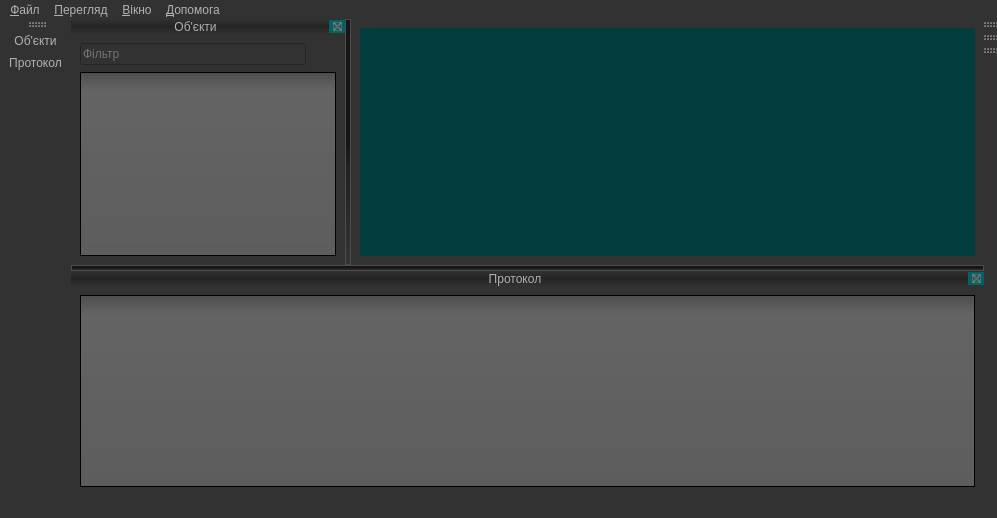
OleksandrKozachuk/DataAnalysis, file app/resources/designerUifiles/mainViewUI.ui: the form before one commit.
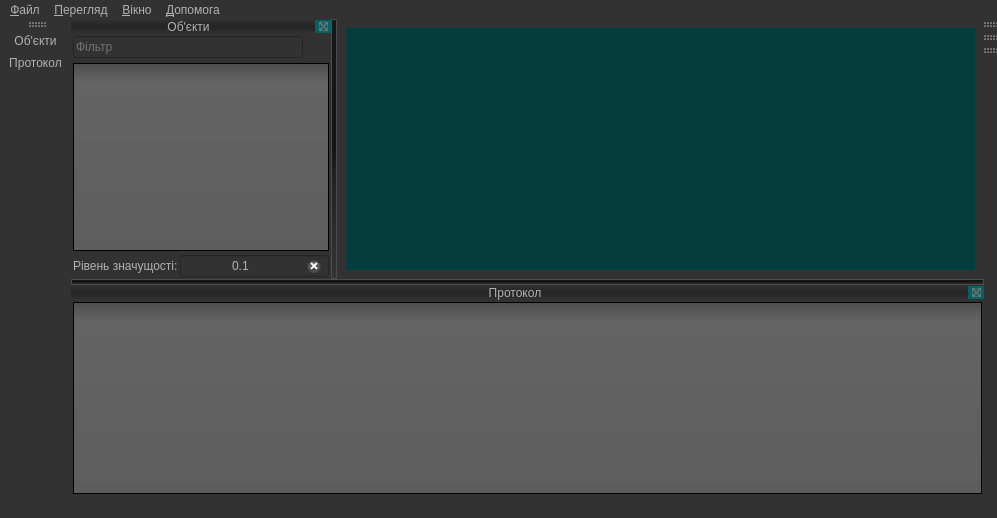
The form after the commit. Icons and pictures are not drawn.

```diff
--- a/app/resources/designerUifiles/mainViewUI.ui
+++ b/app/resources/designerUifiles/mainViewUI.ui
@@ -420,8 +420,8 @@
   <widget class="QDockWidget" name="dockWidgetDataView">
    <property name="minimumSize">
     <size>
-     <width>104</width>
-     <height>111</height>
+     <width>244</width>
+     <height>175</height>
     </size>
    </property>
    <property name="accessibleName">
@@ -444,7 +444,25 @@
    </attribute>
    <widget class="QWidget" name="dockWidgetContentsDataSet">
     <layout class="QGridLayout" name="gridLayout_3">
-     <item row="0" column="1">
+     <property name="leftMargin">
+      <number>2</number>
+     </property>
+     <property name="topMargin">
+      <number>2</number>
+     </property>
+     <property name="rightMargin">
+      <number>2</number>
+     </property>
+     <property name="bottomMargin">
+      <number>2</number>
+     </property>
+     <property name="horizontalSpacing">
+      <number>2</number>
+     </property>
+     <property name="verticalSpacing">
+      <number>4</number>
+     </property>
+     <item row="0" column="4">
       <widget class="QToolButton" name="toolButtonObjectsSettings">
        <property name="contextMenuPolicy">
         <enum>Qt::DefaultContextMenu</enum>
@@ -473,20 +491,7 @@
        </property>
       </widget>
      </item>
-     <item row="0" column="0">
-      <widget class="QLineEdit" name="lineEditFilter">
-       <property name="inputMask">
-        <string/>
-       </property>
-       <property name="text">
-        <string/>
-       </property>
-       <property name="placeholderText">
-        <string>Фільтр</string>
-       </property>
-      </widget>
-     </item>
-     <item row="1" column="0" colspan="2">
+     <item row="1" column="0" colspan="5">
       <widget class="QListView" name="listViewObjects">
        <property name="frameShape">
         <enum>QFrame::StyledPanel</enum>
@@ -496,6 +501,51 @@
        </property>
       </widget>
      </item>
+     <item row="2" column="0">
+      <widget class="QLabel" name="labelSignificanceLevel">
+       <property name="styleSheet">
+        <string notr="true"/>
+       </property>
+       <property name="text">
+        <string>Рівень значущості:</string>
+       </property>
+      </widget>
+     </item>
+     <item row="2" column="1" colspan="4">
+      <widget class="QLineEdit" name="lineEditSignificanceLevel">
+       <property name="maximumSize">
+        <size>
+         <width>16777215</width>
+         <height>16777215</height>
+        </size>
+       </property>
+       <property name="text">
+        <string>0.1</string>
+       </property>
+       <property name="alignment">
+        <set>Qt::AlignCenter</set>
+       </property>
+       <property name="placeholderText">
+        <string>Рівень значущості [0;1]</string>
+       </property>
+       <property name="clearButtonEnabled">
+        <bool>true</bool>
+       </property>
+      </widget>
+     </item>
+     <item row="0" column="0" colspan="4">
+      <widget class="QLineEdit" name="lineEditFilter">
+       <property name="inputMask">
+        <string/>
+       </property>
+       <property name="text">
+        <string/>
+       </property>
+       <property name="placeholderText">
+        <string>Фільтр</string>
+       </property>
+      </widget>
+     </item>
     </layout>
    </widget>
   </widget>
@@ -565,6 +615,21 @@
    </attribute>
    <widget class="QWidget" name="dockWidgetContentsProtocol">
     <layout class="QGridLayout" name="gridLayout_2">
+     <property name="leftMargin">
+      <number>2</number>
+     </property>
+     <property name="topMargin">
+      <number>2</number>
+     </property>
+     <property name="rightMargin">
+      <number>2</number>
+     </property>
+     <property name="bottomMargin">
+      <number>2</number>
+     </property>
+     <property name="horizontalSpacing">
+      <number>2</number>
+     </property>
      <item row="0" column="0">
       <widget class="QTreeView" name="treeViewProtocol"/>
      </item>
```
Left out of the diff: 14 changed lines with no effect on the pictures.
